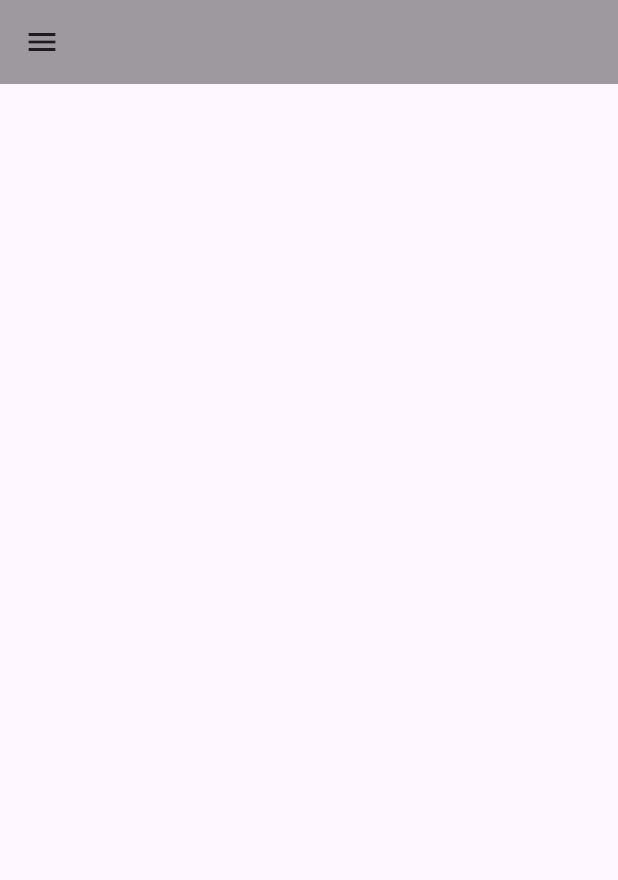
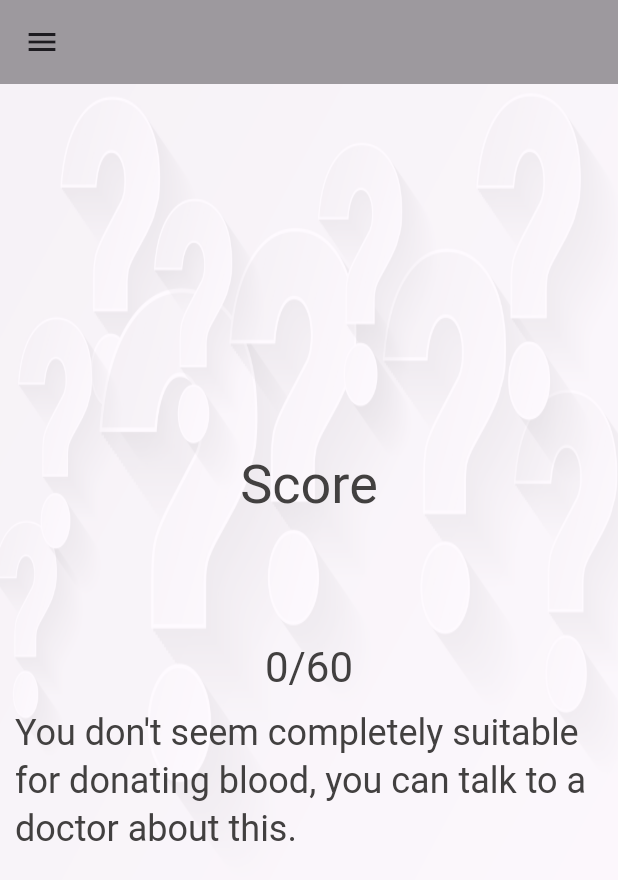
Before and after one commit to bidur0123/DonorHub, a Flutter app: the ScoreScreen screen opened directly, on a phone screen of 412 x 824 dp. Shown: the top 880 px of the screen. Run offline on Flutter 3.47's test engine with Material 3 defaults, Android fonts, the phone set to English and light mode, and no system bars; our stand-ins replace fluttertoast, get.

Commit message:
quiz screen

```diff
--- a/lib/screen/score/score_screen.dart
+++ b/lib/screen/score/score_screen.dart
@@ -15,6 +15,59 @@ class ScoreScreen extends StatelessWidget {
       appBar: AppBar(
         backgroundColor: Colors.black38,
       ),
+      body: Stack(
+        fit: StackFit.expand,
+        children: [
+          Container(
+            width: double.infinity,
+            height: double.infinity,
+            decoration: const BoxDecoration(
+              image: DecorationImage(
+                opacity: .4,
+
+                // colorFilter: new ColorFilter.mode(Colors.red.withOpacity(0.2), BlendMode.dstATop),
+                image: AssetImage('assets/icons/bg.jpg'),
+                fit: BoxFit.fill,
+              ),
+            ),
+          ),
+          Column(
+            children: [
+              const Spacer(flex: 3),
+              Text(
+                "Score",
+                style: Theme.of(context)
+                    .textTheme
+                    .displaySmall
+                    ?.copyWith(color: kSecondaryColor),
+              ),
+              const Spacer(),
+              Text(
+                "${_qnController.numOfCorrectAns * 10}/${_qnController.questions.length * 10}",
+                style: Theme.of(context)
+                    .textTheme
+                    .headlineMedium
+                    ?.copyWith(color: kSecondaryColor),
+              ),
+              if (_qnController.numOfCorrectAns !=
+                  _qnController.questions.length)
+                Padding(
+                  padding: const EdgeInsets.all(10.0),
+                  child: Center(
+                    child: Text(
+                      "You don't seem completely suitable for donating blood, you can talk to a doctor about this.",
+                      style: Theme.of(context)
+                          .textTheme
+                          .headlineSmall
+                          ?.copyWith(color: kSecondaryColor),
+                    ),
+                  ),
+                ),
+              const Spacer(flex: 3),
+            ],
+          )
+        ],
+      ),
     );
   }
 }
```
